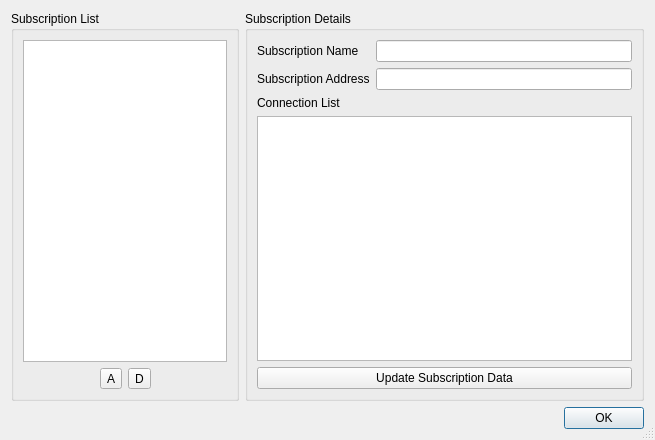
This is src/ui/w_SubscriptionEditor.ui in darsvador/qvssr as Qt 5 draws it before an edit. The edited form follows.
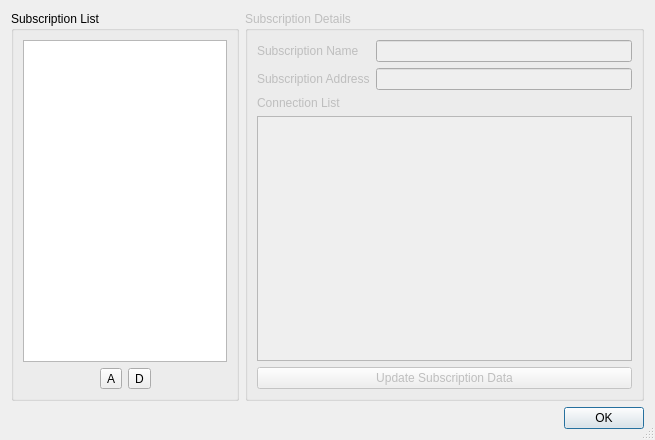
This is the edited form.

Commit message: [ui fix] Several UI fixes, this fixed #165 #164 #163 #161 #160

What changed in the file:
```diff
--- a/src/ui/w_SubscriptionEditor.ui
+++ b/src/ui/w_SubscriptionEditor.ui
@@ -119,6 +119,9 @@
    </item>
    <item row="0" column="1">
     <widget class="QGroupBox" name="groupBox_2">
+     <property name="enabled">
+      <bool>false</bool>
+     </property>
      <property name="title">
       <string>Subscription Details</string>
      </property>
```
Left out of the diff: 4 changed lines with no effect on the pictures. The commit also changes 6 other files.
